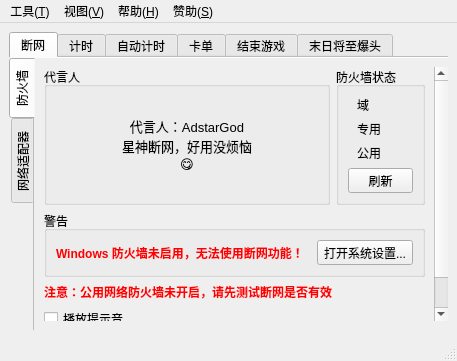
Qt form EliteSpeedrunTool/MainWindow.ui (GTA5Oracle/EliteSpeedrunTool) before a commit.
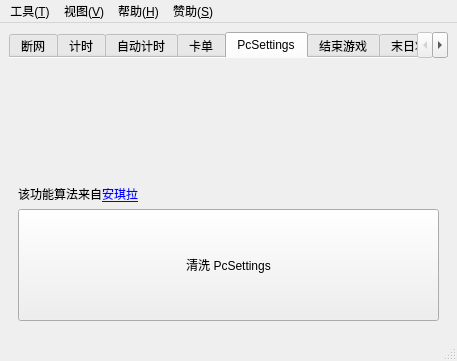
The same form after that commit. The open tabs and pages were chosen to show the change. Icons and pictures are not drawn.

What changed in the file:
```diff
--- a/EliteSpeedrunTool/MainWindow.ui
+++ b/EliteSpeedrunTool/MainWindow.ui
@@ -716,6 +716,54 @@
         </item>
        </layout>
       </widget>
+      <widget class="QWidget" name="tabPcSettings">
+       <attribute name="title">
+        <string notr="true">PcSettings</string>
+       </attribute>
+       <layout class="QVBoxLayout" name="verticalLayoutPcSettings">
+        <item>
+         <widget class="QLabel" name="labPcSettingsHotkey">
+          <property name="font">
+           <font>
+            <pointsize>16</pointsize>
+           </font>
+          </property>
+          <property name="alignment">
+           <set>Qt::AlignmentFlag::AlignCenter</set>
+          </property>
+         </widget>
+        </item>
+        <item>
+         <widget class="QLabel" name="label_6">
+          <property name="sizePolicy">
+           <sizepolicy hsizetype="Preferred" vsizetype="Maximum">
+            <horstretch>0</horstretch>
+            <verstretch>0</verstretch>
+           </sizepolicy>
+          </property>
+          <property name="text">
+           <string>该功能算法来自&lt;a href=&quot;https://www.mageangela.cn/&quot;&gt;安琪拉&lt;/a&gt;</string>
+          </property>
+          <property name="openExternalLinks">
+           <bool>true</bool>
+          </property>
+         </widget>
+        </item>
+        <item>
+         <widget class="QPushButton" name="btnCleanPcSettings">
+          <property name="sizePolicy">
+           <sizepolicy hsizetype="Minimum" vsizetype="Minimum">
+            <horstretch>0</horstretch>
+            <verstretch>0</verstretch>
+           </sizepolicy>
+          </property>
+          <property name="text">
+           <string>清洗 PcSettings</string>
+          </property>
+         </widget>
+        </item>
+       </layout>
+      </widget>
       <widget class="QWidget" name="tabCloseGameImmediately">
        <attribute name="title">
         <string>结束游戏</string>
```
Left out of the diff: 6 changed lines with no effect on the pictures.
